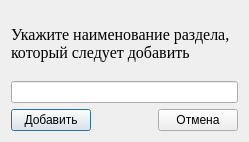
BarsukAlexey/xelarogi, file TournamentManager/createtypedialog.ui: the form before one commit.
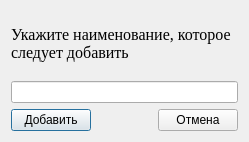
The form after the commit.

Patch:
```diff
--- a/TournamentManager/createtypedialog.ui
+++ b/TournamentManager/createtypedialog.ui
@@ -25,7 +25,7 @@
         </font>
        </property>
        <property name="text">
-        <string>Укажите наименование раздела, который следует добавить</string>
+        <string>Укажите наименование, которое следует добавить</string>
        </property>
        <property name="wordWrap">
         <bool>true</bool>
```
